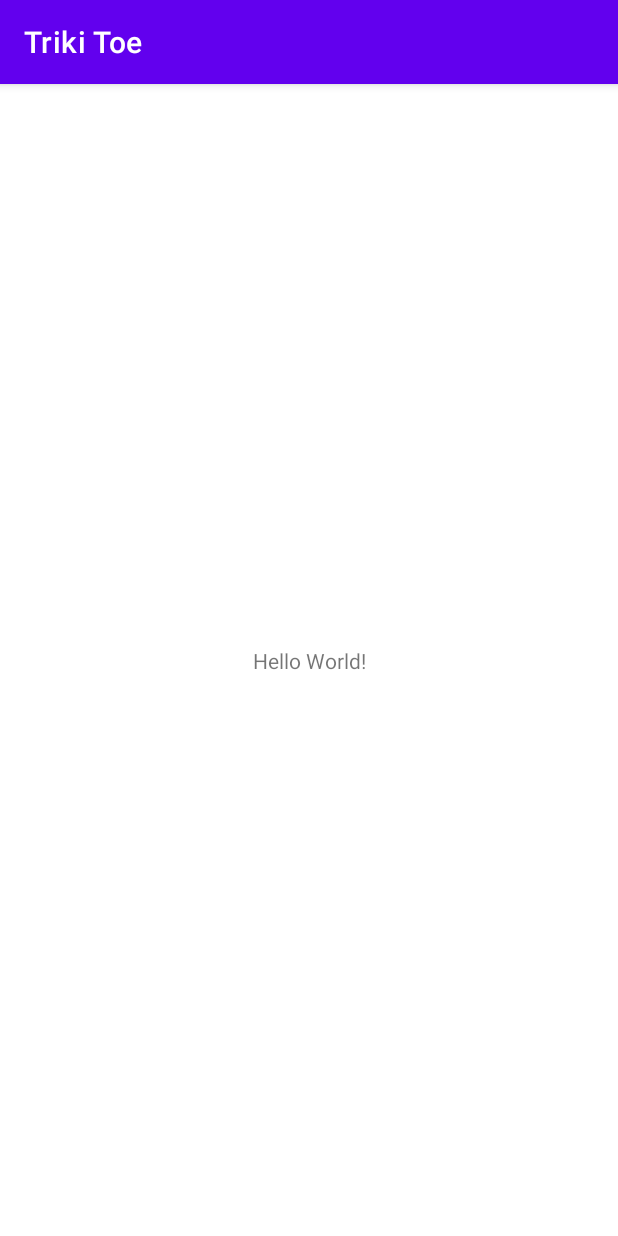
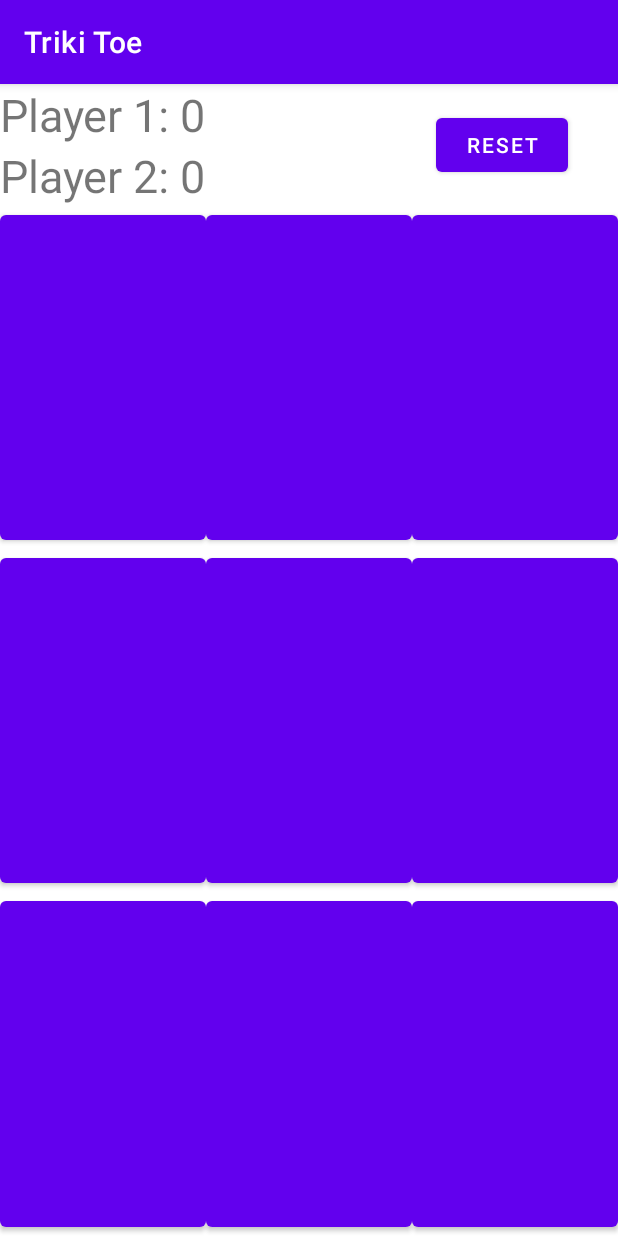
Before and after one commit to AndresParra01/TrikiToe, an Android app: the screen it shows after launch (MainActivity), on a phone screen of 412 x 824 dp. Run offline under Robolectric (Android 15) with nearby library versions, the phone set to English and light mode, and no system bars.

Commit message:
Interfaz de juego

```diff
--- a/app/src/main/res/layout/activity_main.xml
+++ b/app/src/main/res/layout/activity_main.xml
@@ -1,18 +1,124 @@
 <?xml version="1.0" encoding="utf-8"?>
-<androidx.constraintlayout.widget.ConstraintLayout xmlns:android="http://schemas.android.com/apk/res/android"
+<LinearLayout xmlns:android="http://schemas.android.com/apk/res/android"
     xmlns:app="http://schemas.android.com/apk/res-auto"
     xmlns:tools="http://schemas.android.com/tools"
     android:layout_width="match_parent"
     android:layout_height="match_parent"
+    android:orientation="vertical"
     tools:context=".MainActivity">
 
-    <TextView
-        android:layout_width="wrap_content"
-        android:layout_height="wrap_content"
-        android:text="Hello World!"
-        app:layout_constraintBottom_toBottomOf="parent"
-        app:layout_constraintLeft_toLeftOf="parent"
-        app:layout_constraintRight_toRightOf="parent"
-        app:layout_constraintTop_toTopOf="parent" />
+    <RelativeLayout
+        android:layout_width="match_parent"
+        android:layout_height="wrap_content">
 
-</androidx.constraintlayout.widget.ConstraintLayout>
+        <TextView
+            android:id="@+id/text_view_p1"
+            android:layout_width="wrap_content"
+            android:layout_height="wrap_content"
+            android:text="Player 1: 0"
+            android:textSize="30sp" />
+
+        <TextView
+            android:id="@+id/text_view_p2"
+            android:layout_width="wrap_content"
+            android:layout_height="wrap_content"
+            android:layout_below="@+id/text_view_p1"
+            android:text="Player 2: 0"
+            android:textSize="30sp" />
+
+        <Button
+            android:id="@+id/button_reset"
+            android:layout_width="wrap_content"
+            android:layout_height="wrap_content"
+            android:layout_alignParentEnd="true"
+            android:layout_centerVertical="true"
+            android:layout_marginEnd="33dp"
+            android:text="reset" />
+
+    </RelativeLayout>
+
+    <LinearLayout
+        android:layout_width="match_parent"
+        android:layout_height="0dp"
+        android:layout_weight="1">
+
+        <Button
+            android:id="@+id/button_00"
+            android:layout_width="0dp"
+            android:layout_height="match_parent"
+            android:layout_weight="1"
+            android:textSize="60sp" />
+
+        <Button
+            android:id="@+id/button_01"
+            android:layout_width="0dp"
+            android:layout_height="match_parent"
+            android:layout_weight="1"
+            android:textSize="60sp" />
+
+        <Button
+            android:id="@+id/button_02"
+            android:layout_width="0dp"
+            android:layout_height="match_parent"
+            android:layout_weight="1"
+            android:textSize="60sp" />
+
+    </LinearLayout>
+
+    <LinearLayout
+        android:layout_width="match_parent"
+        android:layout_height="0dp"
+        android:layout_weight="1">
+
+        <Button
+            android:id="@+id/button_10"
+            android:layout_width="0dp"
+            android:layout_height="match_parent"
+            android:layout_weight="1"
+            android:textSize="60sp" />
+
+        <Button
+            android:id="@+id/button_11"
+            android:layout_width="0dp"
+            android:layout_height="match_parent"
+            android:layout_weight="1"
+            android:textSize="60sp" />
+
+        <Button
+            android:id="@+id/button_12"
+            android:layout_width="0dp"
+            android:layout_height="match_parent"
+            android:layout_weight="1"
+            android:textSize="60sp" />
+
+    </LinearLayout>
+
+    <LinearLayout
+        android:layout_width="match_parent"
+        android:layout_height="0dp"
+        android:layout_weight="1">
+
+        <Button
+            android:id="@+id/button_20"
+            android:layout_width="0dp"
+            android:layout_height="match_parent"
+            android:layout_weight="1"
+            android:textSize="60sp" />
+
+        <Button
+            android:id="@+id/button_21"
+            android:layout_width="0dp"
+            android:layout_height="match_parent"
+            android:layout_weight="1"
+            android:textSize="60sp" />
+
+        <Button
+            android:id="@+id/button_22"
+            android:layout_width="0dp"
+            android:layout_height="match_parent"
+            android:layout_weight="1"
+            android:textSize="60sp" />
+
+    </LinearLayout>
+
+</LinearLayout>
```
